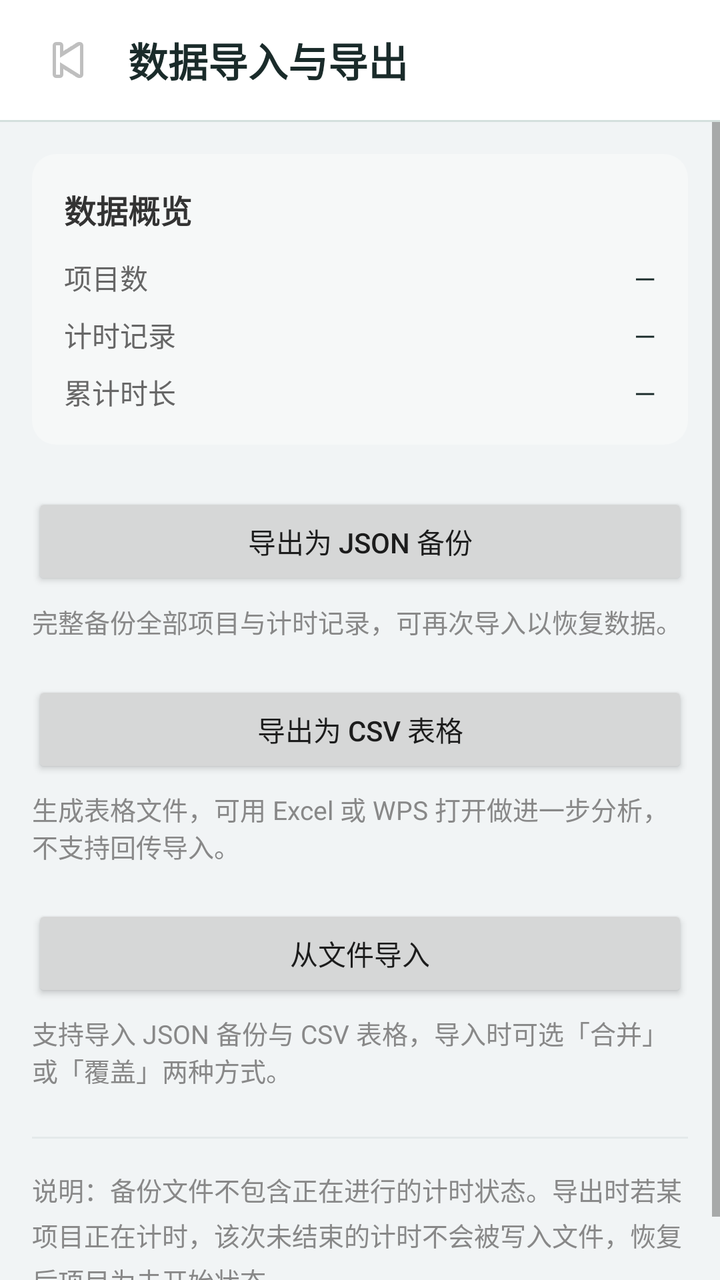
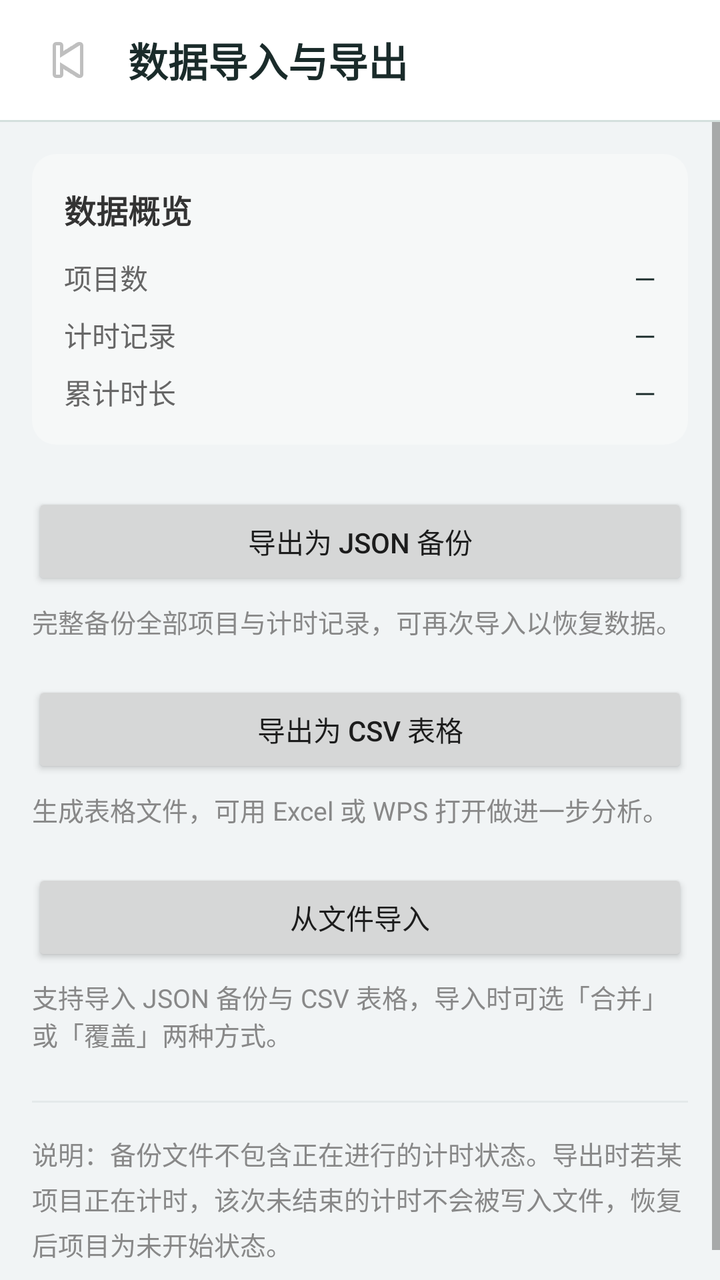

Before-and-after screenshots of an Android layout around one commit, followed by the original layout XML and the change that was made.
<!-- AndroidManifest.xml: application theme Theme.TimeRecording -->
<!-- res/layout/activity_data_transfer.xml -->
<?xml version="1.0" encoding="utf-8"?>
<LinearLayout xmlns:android="http://schemas.android.com/apk/res/android"
    android:layout_width="match_parent"
    android:layout_height="match_parent"
    android:orientation="vertical"
    android:background="#F1F4F5">

    
    <LinearLayout
        android:id="@+id/transfer_header"
        android:layout_width="match_parent"
        android:layout_height="wrap_content"
        android:orientation="horizontal"
        android:gravity="center_vertical"
        android:background="#FFFFFF"
        android:paddingStart="16dp"
        android:paddingEnd="16dp"
        android:paddingTop="12dp"
        android:paddingBottom="12dp">

        <ImageButton
            android:id="@+id/btn_back"
            android:layout_width="36dp"
            android:layout_height="36dp"
            android:background="?android:attr/selectableItemBackgroundBorderless"
            android:src="@android:drawable/ic_media_previous"
            android:contentDescription="返回" />

        <TextView
            android:layout_width="0dp"
            android:layout_height="wrap_content"
            android:layout_weight="1"
            android:layout_marginStart="12dp"
            android:text="数据导入与导出"
            android:textSize="20sp"
            android:textStyle="bold"
            android:textColor="#1A2B2A" />
    </LinearLayout>

    <View
        android:layout_width="match_parent"
        android:layout_height="1dp"
        android:background="#D4E0DD" />

    <ScrollView
        android:layout_width="match_parent"
        android:layout_height="0dp"
        android:layout_weight="1"
        android:fillViewport="true">

        <LinearLayout
            android:layout_width="match_parent"
            android:layout_height="wrap_content"
            android:orientation="vertical"
            android:paddingStart="16dp"
            android:paddingEnd="16dp"
            android:paddingTop="16dp"
            android:paddingBottom="24dp">

            
            <LinearLayout
                android:layout_width="match_parent"
                android:layout_height="wrap_content"
                android:orientation="vertical"
                android:background="@drawable/bg_white_rounded"
                android:padding="16dp">

                <TextView
                    android:layout_width="wrap_content"
                    android:layout_height="wrap_content"
                    android:text="数据概览"
                    android:textSize="16sp"
                    android:textStyle="bold"
                    android:textColor="#333333" />

                <LinearLayout
                    android:layout_width="match_parent"
                    android:layout_height="wrap_content"
                    android:orientation="horizontal"
                    android:layout_marginTop="12dp">

                    <TextView
                        android:layout_width="0dp"
                        android:layout_height="wrap_content"
                        android:layout_weight="1"
                        android:text="项目数"
                        android:textSize="14sp"
                        android:textColor="#666666" />

                    <TextView
                        android:id="@+id/tv_project_count"
                        android:layout_width="wrap_content"
                        android:layout_height="wrap_content"
                        android:text="—"
                        android:textSize="14sp"
                        android:textColor="#1A2B2A" />
                </LinearLayout>

                <LinearLayout
                    android:layout_width="match_parent"
                    android:layout_height="wrap_content"
                    android:orientation="horizontal"
                    android:layout_marginTop="8dp">

                    <TextView
                        android:layout_width="0dp"
                        android:layout_height="wrap_content"
                        android:layout_weight="1"
                        android:text="计时记录"
                        android:textSize="14sp"
                        android:textColor="#666666" />

                    <TextView
                        android:id="@+id/tv_session_count"
                        android:layout_width="wrap_content"
                        android:layout_height="wrap_content"
                        android:text="—"
                        android:textSize="14sp"
                        android:textColor="#1A2B2A" />
                </LinearLayout>

                <LinearLayout
                    android:layout_width="match_parent"
                    android:layout_height="wrap_content"
                    android:orientation="horizontal"
                    android:layout_marginTop="8dp">

                    <TextView
                        android:layout_width="0dp"
                        android:layout_height="wrap_content"
                        android:layout_weight="1"
                        android:text="累计时长"
                        android:textSize="14sp"
                        android:textColor="#666666" />

                    <TextView
                        android:id="@+id/tv_total_duration"
                        android:layout_width="wrap_content"
                        android:layout_height="wrap_content"
                        android:text="—"
                        android:textSize="14sp"
                        android:textColor="#1A2B2A" />
                </LinearLayout>
            </LinearLayout>

            
            <Button
                android:id="@+id/btn_export_json"
                android:layout_width="match_parent"
                android:layout_height="wrap_content"
                android:layout_marginTop="24dp"
                android:paddingTop="14dp"
                android:paddingBottom="14dp"
                android:text="导出为 JSON 备份" />

            <TextView
                android:layout_width="match_parent"
                android:layout_height="wrap_content"
                android:layout_marginTop="6dp"
                android:text="完整备份全部项目与计时记录，可再次导入以恢复数据。"
                android:textSize="13sp"
                android:textColor="#888888" />

            <Button
                android:id="@+id/btn_export_csv"
                android:layout_width="match_parent"
                android:layout_height="wrap_content"
                android:layout_marginTop="20dp"
                android:paddingTop="14dp"
                android:paddingBottom="14dp"
                android:text="导出为 CSV 表格" />

            <TextView
                android:layout_width="match_parent"
                android:layout_height="wrap_content"
                android:layout_marginTop="6dp"
                android:text="生成表格文件，可用 Excel 或 WPS 打开做进一步分析，不支持回传导入。"
                android:textSize="13sp"
                android:textColor="#888888" />

            
            <Button
                android:id="@+id/btn_import"
                android:layout_width="match_parent"
                android:layout_height="wrap_content"
                android:layout_marginTop="20dp"
                android:paddingTop="14dp"
                android:paddingBottom="14dp"
                android:text="从文件导入" />

            <TextView
                android:layout_width="match_parent"
                android:layout_height="wrap_content"
                android:layout_marginTop="6dp"
                android:text="支持导入 JSON 备份与 CSV 表格，导入时可选「合并」或「覆盖」两种方式。"
                android:textSize="13sp"
                android:textColor="#888888" />

            <View
                android:layout_width="match_parent"
                android:layout_height="1dp"
                android:layout_marginTop="24dp"
                android:background="#E4E9EA" />

            <TextView
                android:layout_width="match_parent"
                android:layout_height="wrap_content"
                android:layout_marginTop="16dp"
                android:text="说明：备份文件不包含正在进行的计时状态。导出时若某项目正在计时，该次未结束的计时不会被写入文件，恢复后项目为未开始状态。"
                android:textSize="13sp"
                android:lineSpacingExtra="4dp"
                android:textColor="#888888" />

        </LinearLayout>
    </ScrollView>
</LinearLayout>
<!-- resources referenced by this layout -->
<resources>
  <!-- drawable bg_white_rounded (drawable) -->
  <?xml version="1.0" encoding="utf-8"?>
  <shape xmlns:android="http://schemas.android.com/apk/res/android"
      android:shape="rectangle">
  
      
      <solid android:color="#4DFFFFFF" />
  
      
      <corners android:radius="12dp" />
  </shape>
  <style name="Theme.TimeRecording" parent="Theme.AppCompat.Light.NoActionBar">
          
          
      </style>
</resources>

<!-- the commit's change to res/layout/activity_data_transfer.xml (unified diff, before → after) -->
@@ -174,7 +174,7 @@
                 android:layout_width="match_parent"
                 android:layout_height="wrap_content"
                 android:layout_marginTop="6dp"
-                android:text="生成表格文件，可用 Excel 或 WPS 打开做进一步分析，不支持回传导入。"
+                android:text="生成表格文件，可用 Excel 或 WPS 打开做进一步分析。"
                 android:textSize="13sp"
                 android:textColor="#888888" />
 
